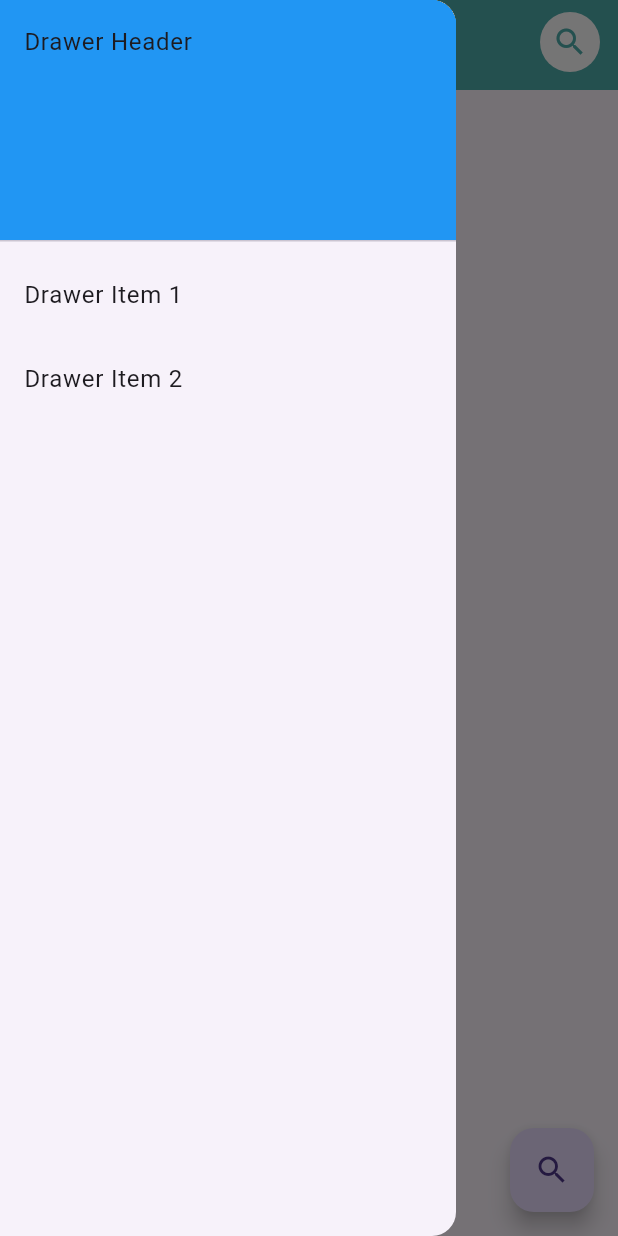
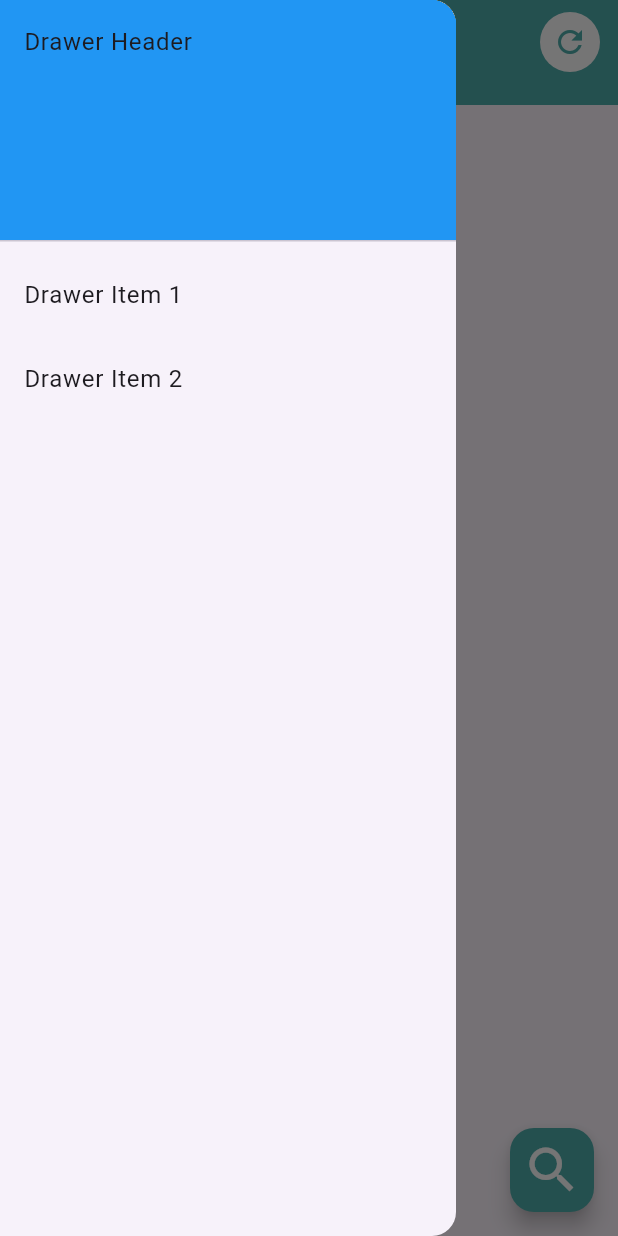
Before and after one commit to Avishkasj/vehicle_sell_app, a Flutter app: the screen it shows after launch, with the side drawer open, on a phone screen of 412 x 824 dp. Run offline on Flutter 3.47's test engine with Material 2 defaults, Android fonts, the phone set to English and light mode, and no system bars; our stand-ins replace get, google_fonts, unicons; network calls fail.

Commit message:
Update home_screen.dart

```diff
--- a/lib/screens/home_screen.dart
+++ b/lib/screens/home_screen.dart
@@ -60,7 +60,7 @@ class _HomePageState extends State<HomePage> {
   Widget build(BuildContext context) {
     return Scaffold(
       appBar: PreferredSize(
-        preferredSize: Size.fromHeight(60.0),
+        preferredSize: Size.fromHeight(70.0),
         child: AppBar(
           backgroundColor: Color(0xFF4FAEAC),
           title: Text('Home'),
@@ -72,7 +72,7 @@ class _HomePageState extends State<HomePage> {
                 color: Colors.white,
               ),
               child: IconButton(
-                icon: Icon(Icons.search, color: Color(0xFF4FAEAC)),
+                icon: Icon(Icons.refresh, color: Color(0xFF4FAEAC)),
                 onPressed: () {
                   _refreshAds();
                 },
@@ -165,6 +165,7 @@ class _HomePageState extends State<HomePage> {
         ),
       ),
       floatingActionButton: FloatingActionButton(
+        backgroundColor: Color(0xFF4FAEAC),
         onPressed: () async {
           final result = await Navigator.push(
             context,
@@ -189,7 +190,7 @@ class _HomePageState extends State<HomePage> {
           );
         },
 
-        child: Icon(Icons.search),
+        child: Icon(Icons.search,color:Colors.white,size: 40,),
       ),
     );
   }
```
